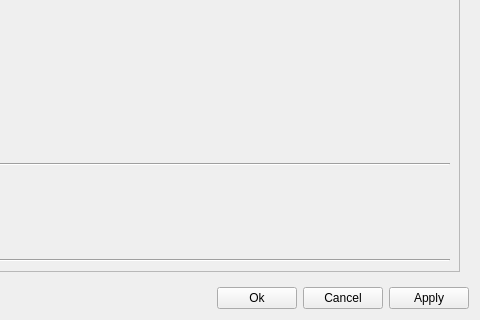
The window that dialogs/settingsdialog.ui (commmrade/TorrentClient) describes before a commit, drawn with Qt 5; both pictures show x 644 to 1124 and y 630 to 950 of the 1124 by 950 pixel window.
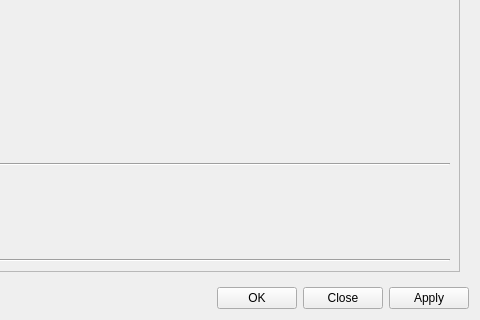
The same window after the commit. The open tabs and pages were chosen to show the change.

Patch:
```diff
--- a/dialogs/settingsdialog.ui
+++ b/dialogs/settingsdialog.ui
@@ -490,14 +490,14 @@
        <item>
         <widget class="QPushButton" name="okButton">
          <property name="text">
-          <string>Ok</string>
+          <string>OK</string>
          </property>
         </widget>
        </item>
        <item>
         <widget class="QPushButton" name="cancelButton">
          <property name="text">
-          <string>Cancel</string>
+          <string>Close</string>
          </property>
         </widget>
        </item>
```
Left out of the diff: 16 changed lines with no effect on the pictures.
